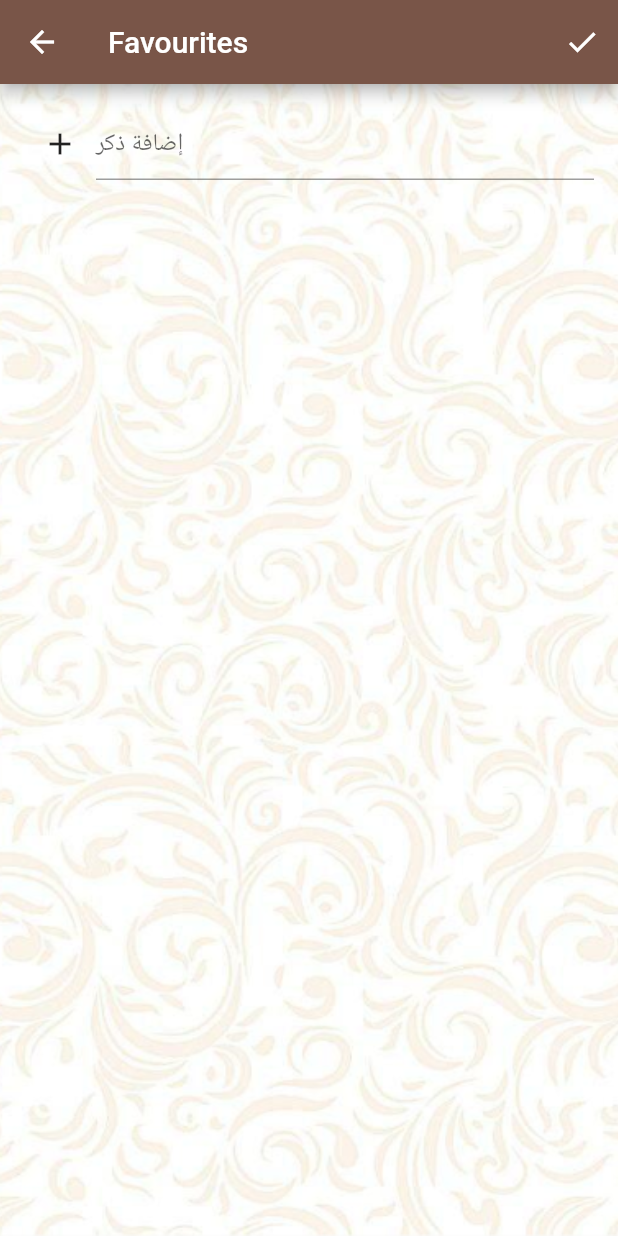
After one commit to githussein/istqfar, a Flutter app: the screen it shows after launch, item 2 of the bottom bar chosen, after a tap on the "settings" icon, on a phone screen of 412 x 824 dp. The commit adds this screen. Run offline on Flutter 3.47's test engine with Material 2 defaults, Android fonts, the phone set to English and light mode, and no system bars; our stand-ins replace carousel_slider, flutter_local_notifications, numberpicker, shared_preferences, sqflite; accounts and stored records are empty.

Commit message:
Used sqfltite to store favourites list

```diff
--- /dev/null
+++ b/lib/DatabaseHelper.dart
@@ -0,0 +1,62 @@
+import 'package:path/path.dart';
+import 'package:sqflite/sqflite.dart';
+import 'Zekr.dart';
+
+class DatabaseHelper {
+  static final _databaseName = "azkar_database.db";
+  static final _databaseVersion = 1;
+
+  static final table = 'todo';
+
+  static final columnId = 'id';
+  static final columnTitle = 'title';
+
+  DatabaseHelper._privateConstructor();
+  static final DatabaseHelper instanceFavorites =
+      DatabaseHelper._privateConstructor();
+
+  static Database _database;
+  Future<Database> get database async {
+    if (_database != null) return _database;
+    _database = await _initDatabase();
+    return _database;
+  }
+
+  _initDatabase() async {
+    String path = join(await getDatabasesPath(), _databaseName);
+    return await openDatabase(path,
+        version: _databaseVersion, onCreate: _onCreate);
+  }
+
+  // SQL code to create the database table
+  Future _onCreate(Database db, int version) async {
+    await db.execute('''
+          CREATE TABLE $table (
+            $columnId INTEGER PRIMARY KEY AUTOINCREMENT,
+            $columnTitle FLOAT NOT NULL
+          )
+          ''');
+  }
+
+  Future<int> insert(Zekr todo) async {
+    Database db = await instanceFavorites.database;
+    var res = await db.insert(table, todo.toMap());
+    return res;
+  }
+
+  Future<List<Map<String, dynamic>>> queryAllRows() async {
+    Database db = await instanceFavorites.database;
+    var res = await db.query(table, orderBy: "$columnId");
+    return res;
+  }
+
+  Future<int> delete(int id) async {
+    Database db = await instanceFavorites.database;
+    return await db.delete(table, where: '$columnId = ?', whereArgs: [id]);
+  }
+
+  Future<void> clearTable() async {
+    Database db = await instanceFavorites.database;
+    return await db.rawQuery("DELETE FROM $table");
+  }
+}
--- /dev/null
+++ b/lib/Zekr.dart
@@ -0,0 +1,10 @@
+class Zekr {
+  int id;
+  String title;
+
+  Zekr({this.id, this.title});
+
+  Map<String, dynamic> toMap() {
+    return {'id': id, 'title': title};
+  }
+}
--- /dev/null
+++ b/lib/edit_favorites.dart
@@ -0,0 +1,126 @@
+import 'package:flutter/material.dart';
+import 'package:istqfar/favorites.dart';
+import 'DatabaseHelper.dart';
+import 'Zekr.dart';
+
+class EditFavorites extends StatefulWidget {
+  @override
+  _EditFavoritesState createState() => _EditFavoritesState();
+}
+
+class _EditFavoritesState extends State<EditFavorites> {
+  TextEditingController textController = new TextEditingController();
+  List<Zekr> azkarList = new List();
+
+  @override
+  void initState() {
+    super.initState();
+
+    DatabaseHelper.instanceFavorites.queryAllRows().then((value) {
+      setState(() {
+        value.forEach((element) {
+          azkarList.add(Zekr(id: element['id'], title: element["title"]));
+        });
+      });
+    }).catchError((error) {
+      print(error);
+    });
+  }
+
+  @override
+  Widget build(BuildContext context) {
+    return Scaffold(
+      appBar: AppBar(
+        title: Text("Favourites"),
+        actions: <Widget>[
+          IconButton(
+              icon: Icon(Icons.done),
+              onPressed: () {
+                Navigator.of(context).pushNamedAndRemoveUntil(
+                    '/', (Route<dynamic> route) => false);
+                Navigator.push(context,
+                    MaterialPageRoute(builder: (context) => Favorites()));
+              }),
+        ],
+      ),
+      body: Container(
+        decoration: BoxDecoration(
+          image: DecorationImage(
+            image: AssetImage('images/background.png'),
+            fit: BoxFit.cover,
+          ),
+        ),
+        child: Container(
+          alignment: Alignment.topLeft,
+          padding: EdgeInsets.all(16),
+          child: Column(
+            children: <Widget>[
+              Row(
+                children: <Widget>[
+                  IconButton(
+                    icon: Icon(Icons.add),
+                    onPressed: _addToAzkar,
+                  ),
+                  Expanded(
+                    child: TextFormField(
+                      decoration: InputDecoration(hintText: "إضافة ذكر"),
+                      controller: textController,
+                    ),
+                  ),
+                ],
+              ),
+              SizedBox(height: 20),
+              Expanded(
+                child: Container(
+                  child: azkarList.isEmpty
+                      ? Container()
+                      : ListView.builder(itemBuilder: (ctx, index) {
+                          if (index == azkarList.length) return null;
+                          return Container(
+                            margin: EdgeInsets.all(5.0),
+                            decoration: BoxDecoration(
+                                color: Colors.white.withOpacity(0.7),
+                                borderRadius:
+                                    BorderRadius.all(Radius.circular(15))),
+                            child: ListTile(
+                              title: Text(azkarList[index].title),
+                              trailing: IconButton(
+                                icon: Icon(Icons.delete),
+                                onPressed: () =>
+                                    _deleteTask(azkarList[index].id),
+                              ),
+                            ),
+                          );
+                        }),
+                ),
+              ),
+            ],
+          ),
+        ),
+      ),
+    );
+  }
+
+  void _addToAzkar() async {
+    String task = textController.text;
+    //Check if it is not an empty string
+    if (task != '') {
+      var id = await DatabaseHelper.instanceFavorites.insert(Zekr(title: task));
+      setState(() {
+        azkarList.insert(0, Zekr(id: id, title: task));
+      });
+      clearName();
+    }
+  }
+
+  clearName() {
+    textController.text = '';
+  }
+
+  void _deleteTask(int id) async {
+    await DatabaseHelper.instanceFavorites.delete(id);
+    setState(() {
+      azkarList.removeWhere((element) => element.id == id);
+    });
+  }
+}
--- a/lib/favorites.dart
+++ b/lib/favorites.dart
@@ -1,5 +1,7 @@
 import 'package:flutter/material.dart';
-import 'package:shared_preferences/shared_preferences.dart';
+import 'package:istqfar/edit_favorites.dart';
+import 'DatabaseHelper.dart';
+import 'Zekr.dart';
 
 class Favorites extends StatefulWidget {
   @override
@@ -7,33 +9,36 @@ class Favorites extends StatefulWidget {
 }
 
 class _FavoritesState extends State<Favorites> {
-  //save offline text
-  String _savedText = "";
-
-  //The color of favorite icon
-  Color _favIconColor = Colors.red[700];
+  List<Zekr> azkarkList = new List();
 
   @override
   void initState() {
-    //Read app settings and azkar counts from SharedPreferences
-    _read();
+    super.initState();
+
+    ///// DATABASE /////
+    DatabaseHelper.instanceFavorites.queryAllRows().then((value) {
+      setState(() {
+        value.forEach((element) {
+          azkarkList.add(Zekr(id: element['id'], title: element["title"]));
+        });
+      });
+    }).catchError((error) {
+      print(error);
+    });
   }
 
   @override
   Widget build(BuildContext context) {
-    return WillPopScope(
-      onWillPop: () {
-        _save();
-
-        //trigger leaving and use own data
-        Navigator.pop(context, false);
-
-        //we need to return a future
-        return Future.value(false);
-      },
-      child: Scaffold(
+    return Scaffold(
       appBar: AppBar(
         title: Text("مفضلاتي"),
+        actions: <Widget>[
+          IconButton(
+            icon: Icon(Icons.settings),
+            onPressed: () => Navigator.push(context,
+                MaterialPageRoute(builder: (context) => EditFavorites())),
+          )
+        ],
       ),
       body: Container(
         decoration: BoxDecoration(
@@ -43,106 +48,24 @@ class _FavoritesState extends State<Favorites> {
           ),
         ),
         child: Container(
-            child: ListView(
-              children: <Widget>[
-                Container(
-                  margin: EdgeInsets.all(10.0),
-                  padding: EdgeInsets.all(5.0),
+          child: ListView.builder(itemBuilder: (ctx, index) {
+            if (index == azkarkList.length) return null;
+            return Container(
+              margin: EdgeInsets.all(5.0),
               decoration: BoxDecoration(
                   color: Colors.white.withOpacity(0.7),
                   borderRadius: BorderRadius.all(Radius.circular(15))),
               child: ListTile(
-                    leading: IconButton(
-                      icon: Icon(Icons.favorite_border, color: _favIconColor),
-                      onPressed: () {
-                        setState(() {
-                          if (_favIconColor == Colors.red[700]) {
-                            _favIconColor = Colors.grey;
-                          } else {
-                            _favIconColor = Colors.red[700];
-                          }
-                        });
-                      },
-                    ),
                 title: Text(
-                      'الحمد لله حمدا كثيرا طيبا مباركا فيه',
+                  azkarkList[index].title,
                   textAlign: TextAlign.center,
                   style: TextStyle(fontSize: 18.0),
                 ),
               ),
-                ),
-                // Container(
-                //   margin: EdgeInsets.all(10.0),
-                //   padding: EdgeInsets.all(5.0),
-                //   decoration: BoxDecoration(
-                //       color: Colors.white.withOpacity(0.7),
-                //       borderRadius: BorderRadius.all(Radius.circular(15))),
-                //   child: ListTile(
-                //     leading: IconButton(
-                //       icon: Icon(Icons.favorite_border, color: _favIconColor),
-                //       onPressed: () {
-                //         setState(() {
-                //           if (_favIconColor == Colors.red[700]) {
-                //             _favIconColor = Colors.grey;
-                //           } else {
-                //             _favIconColor = Colors.red[700];
-                //           }
-                //         });
-                //       },
-                //     ),
-                //     title: Text(
-                //       '$_savedText',
-                //       textAlign: TextAlign.center,
-                //       style: TextStyle(fontSize: 18.0),
-                //     ),
-                //   ),
-                // ),
-                // Container(
-                //   margin: EdgeInsets.all(10.0),
-                //   padding: EdgeInsets.all(5.0),
-                //   decoration: BoxDecoration(
-                //       color: Colors.white.withOpacity(0.7),
-                //       borderRadius: BorderRadius.all(Radius.circular(15))),
-                //   child: ListTile(
-                //     leading: IconButton(
-                //       icon: Icon(Icons.favorite_border, color: _favIconColor),
-                //       onPressed: () {
-                //         setState(() {
-                //           if (_favIconColor == Colors.red[700]) {
-                //             _favIconColor = Colors.grey;
-                //           } else {
-                //             _favIconColor = Colors.red[700];
-                //           }
-                //         });
-                //       },
-                //     ),
-                //     title: Text(
-                //       'اللهم صل على محمد وعلى آل محمد كما صليت على ابراهيم وعلى آل ابراهيم، وبارك على محمد وعلى آل محمد كما باركت على ابراهيم وعلى آل ابراهيم، إنك حميد مجيد',
-                //       textAlign: TextAlign.center,
-                //       style: TextStyle(fontSize: 18.0),
-                //     ),
-                //   ),
-                // ),
-              ],
-            ),
-          ),
+            );
+          }),
         ),
       ),
     );
   }
-
-  _read() async {
-    final prefs = await SharedPreferences.getInstance();
-    final key = 'my_string_key';
-    final value =
-        prefs.getString(key) ?? "لا إله إلا أنت سبحانك إني كنت من الظالمين";
-    _savedText = value;
-    setState(() {});
 }
-
-  _save() async {
-    final prefs = await SharedPreferences.getInstance();
-    final key = 'my_string_key';
-    prefs.setString(key, _savedText);
-  }
-}
--- a/pubspec.yaml
+++ b/pubspec.yaml
@@ -29,6 +29,9 @@ dependencies:
   carousel_slider: ^2.3.1
   #to use a number picker
   numberpicker: ^1.2.1
+  #Databas using sqflite
+  sqflite: ^1.3.0
+  path_provider: ^1.5.1
 
 
   # The following adds the Cupertino Icons font to your application.
```
Also changed, not shown: lib/counter.dart (+16 -17 lines), lib/main.dart (+16 -0 lines), pubspec.lock. Lines whose indentation alone changed are shown as unchanged.
